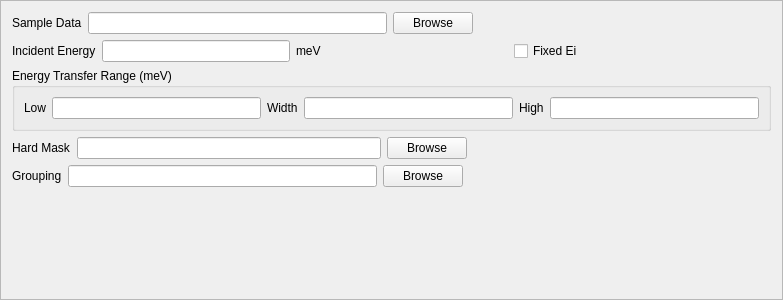
The window that Code/Mantid/scripts/Interface/ui/inelastic/dgs_sample_setup.ui (mantidproject/mantid) describes before a commit, drawn with Qt 5.
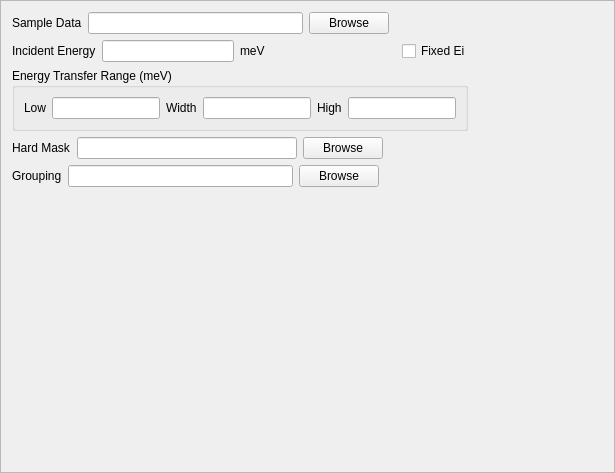
The same window after the commit.

The edit to the form file:
```diff
--- a/Code/Mantid/scripts/Interface/ui/inelastic/dgs_sample_setup.ui
+++ b/Code/Mantid/scripts/Interface/ui/inelastic/dgs_sample_setup.ui
@@ -6,8 +6,8 @@
    <rect>
     <x>0</x>
     <y>0</y>
-    <width>783</width>
-    <height>300</height>
+    <width>615</width>
+    <height>473</height>
    </rect>
   </property>
   <property name="windowTitle">
@@ -109,6 +109,8 @@
     </layout>
    </item>
    <item>
+    <layout class="QHBoxLayout" name="horizontalLayout_6">
+     <item>
     <widget class="QGroupBox" name="et_range_box">
      <property name="title">
       <string>Energy Transfer Range (meV)</string>
@@ -148,6 +150,21 @@
     </widget>
    </item>
    <item>
+      <spacer name="horizontalSpacer_6">
+       <property name="orientation">
+        <enum>Qt::Horizontal</enum>
+       </property>
+       <property name="sizeHint" stdset="0">
+        <size>
+         <width>40</width>
+         <height>20</height>
+        </size>
+       </property>
+      </spacer>
+     </item>
+    </layout>
+   </item>
+   <item>
     <layout class="QHBoxLayout" name="horizontalLayout_4">
      <item>
       <widget class="QLabel" name="hmask_label">
```
Left out of the diff: 6 changed lines with no effect on the pictures. Lines whose indentation alone changed are shown as unchanged.
